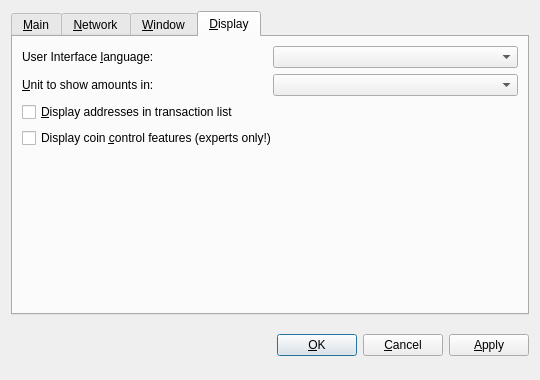
This is src/qt/forms/optionsdialog.ui in torus-economy/torus-core as Qt 5 draws it before an edit. The edited form follows.
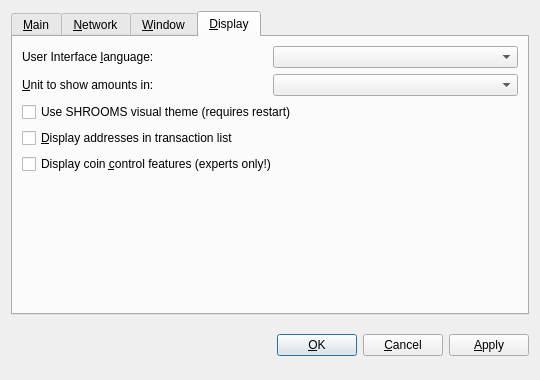
This is the edited form. The open tabs and pages were chosen to show the change. Custom widgets are drawn as their Qt base class.

```diff
--- a/src/qt/forms/optionsdialog.ui
+++ b/src/qt/forms/optionsdialog.ui
@@ -379,6 +379,13 @@
          </item>
         </layout>
        </item>
+       <item>
+        <widget class="QCheckBox" name="useShroomsTheme">
+         <property name="text">
+          <string>Use SHROOMS visual theme (requires restart)</string>
+         </property>
+        </widget>
+       </item>
        <item>
         <widget class="QCheckBox" name="displayAddresses">
          <property name="toolTip">
```
